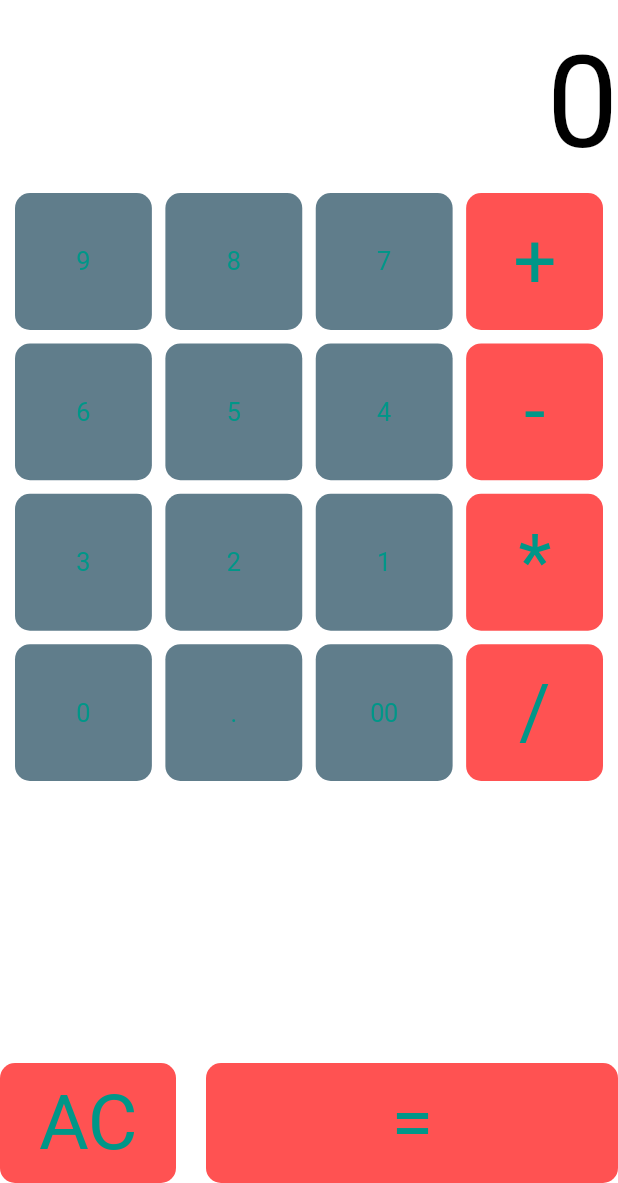
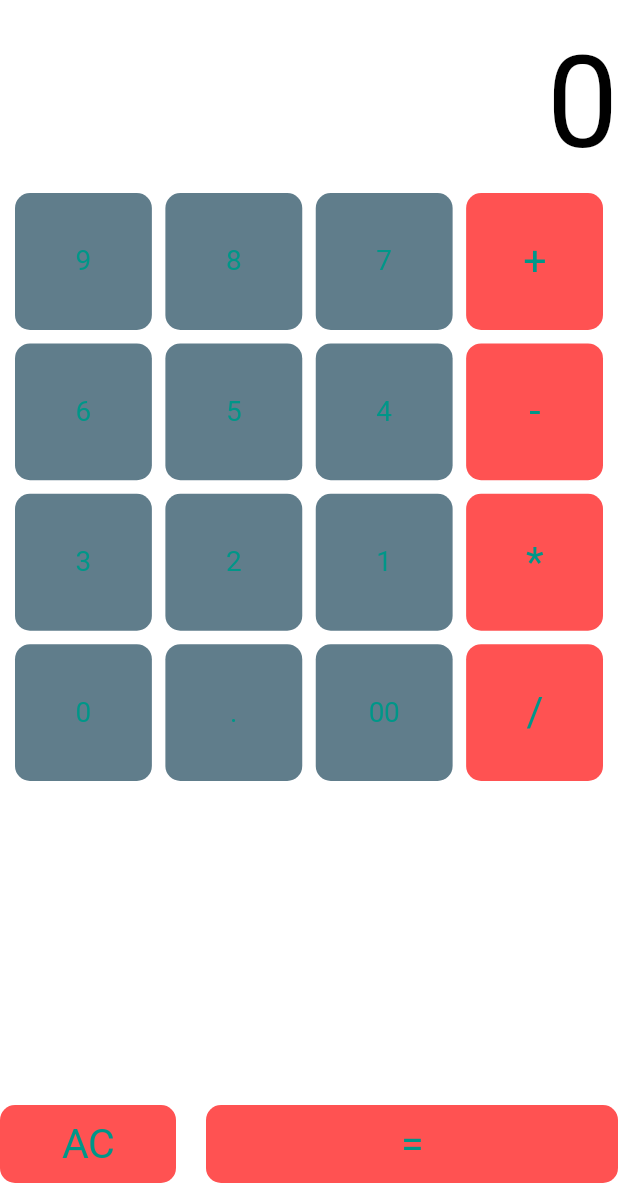
Before and after one commit to truonghoangduy/mini-flutter-calculator, a Flutter app: the screen it shows after launch, on a phone screen of 412 x 824 dp, the part 53-1236 px from its top. Run offline on Flutter 3.47's test engine with Material 2 defaults, Android fonts, the phone set to English and light mode, and no system bars.

Commit message:
Saving a few modify

```diff
--- a/lib/main.dart
+++ b/lib/main.dart
@@ -18,6 +18,7 @@ class MyApp extends StatelessWidget {
     ]);
     return CupertinoApp(
       debugShowCheckedModeBanner: false,
+      // showSemanticsDebugger: true,
       // showSemanticsDebugger: true,
       title: 'Flutter Demo',
       theme: CupertinoThemeData(
@@ -83,20 +84,21 @@ class MyHomePage extends State<StatefulBuild> {
       num1 = double.parse(output);
 
       operand = buttonText;
-
+      // dotDectecher = 0;
       _output = "0";
     } else if (buttonText == ".") {
       if (_output.contains(".")) {
         print("Already conatains a decimals");
         return;
       } else {
-        dotDectecher = 2;
+        dotDectecher = 1;
         _output = _output + buttonText;
       }
     } else if (buttonText == "=") {
       num2 = double.parse(output);
 
       if (operand == "+") {
+
         _output = (num1 + num2).toString();
       }
       if (operand == "-") {
@@ -164,7 +166,9 @@ class MyHomePage extends State<StatefulBuild> {
       return CupertinoButton(
           child: (Text(
             name,
-            textScaleFactor: 3.0,
+            style: TextStyle(
+              fontSize: MediaQuery.of(context).size.width/15
+            ),
             textAlign: TextAlign.center,
           )),
           borderRadius: BorderRadius.all(Radius.circular(10)),
@@ -178,6 +182,9 @@ class MyHomePage extends State<StatefulBuild> {
       return CupertinoButton(
           child: Text(
             keyLayout[index],
+            style: TextStyle(
+              fontSize: MediaQuery.of(context).size.width/22
+            ),
           ),
           borderRadius: BorderRadius.all(Radius.circular(10)),
           color: Colors.blueGrey,
```
Also changed, not shown: 2 other files.
